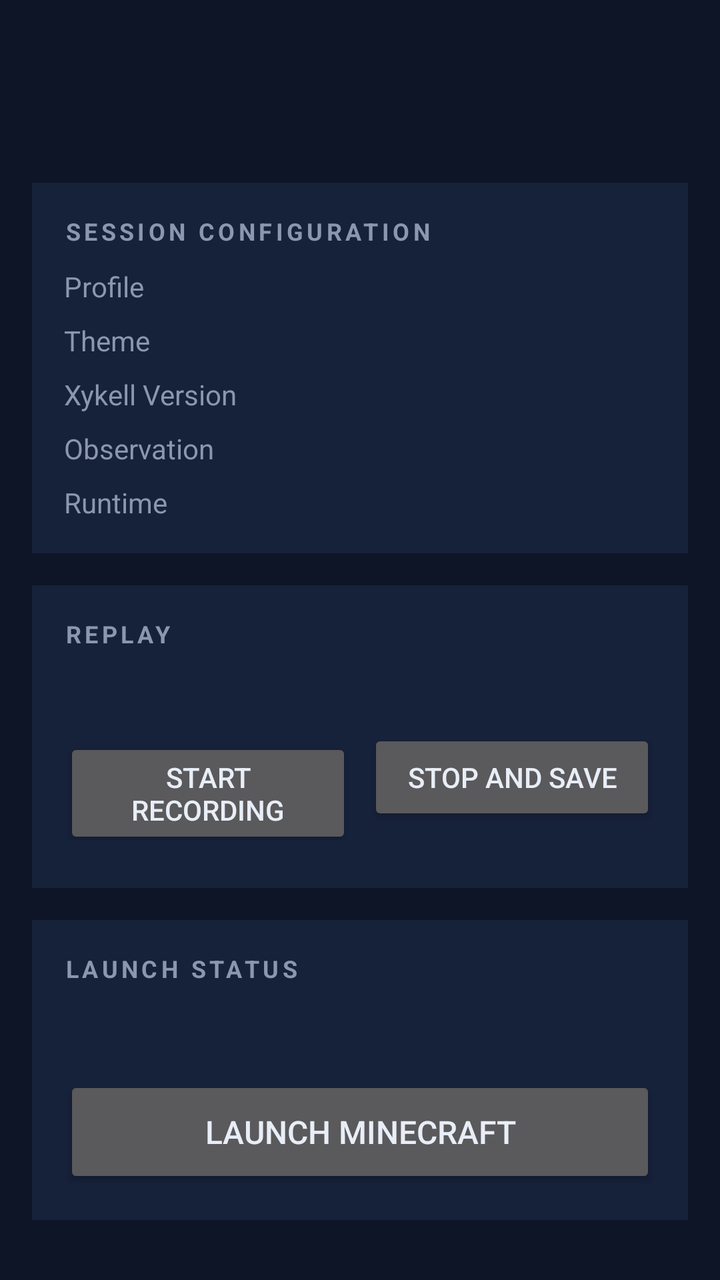
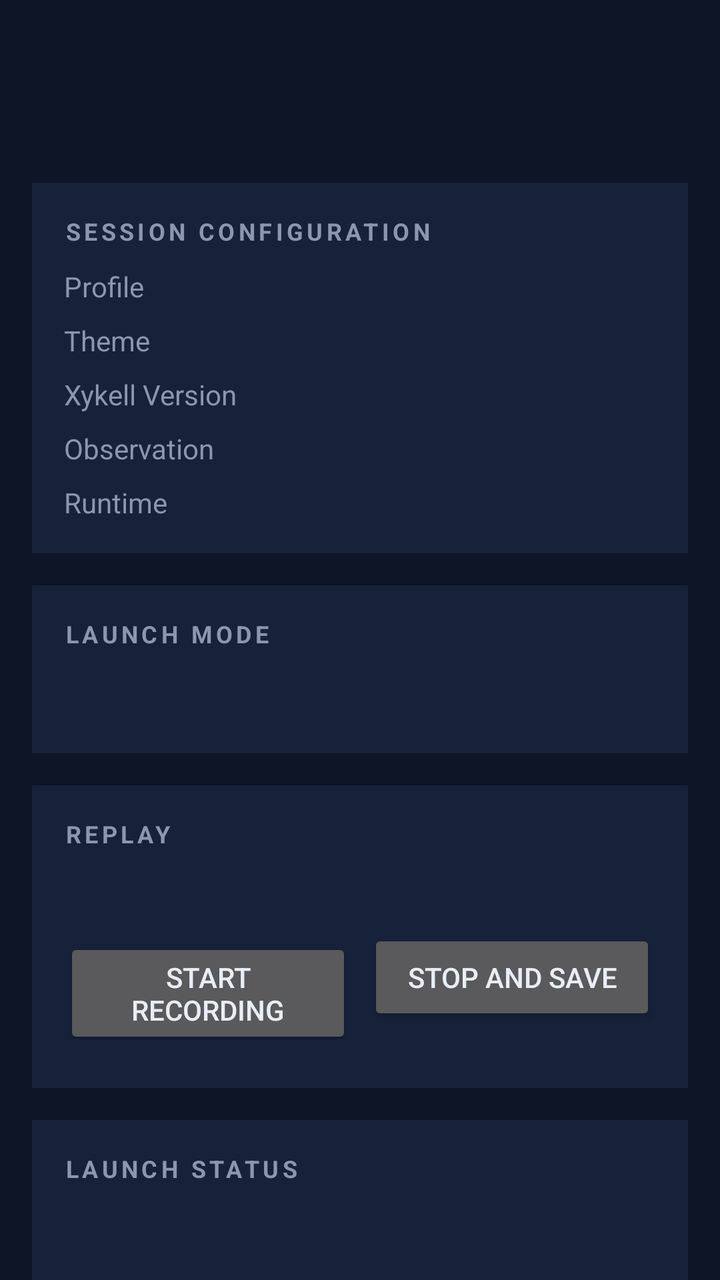

The first picture is an Android layout as it rendered before a commit; the second is the same layout after the commit. The layout source and the unified diff follow.
<!-- AndroidManifest.xml: application theme Theme.Xykell -->
<!-- res/layout/fragment_session.xml -->
<?xml version="1.0" encoding="utf-8"?>
<LinearLayout xmlns:android="http://schemas.android.com/apk/res/android"
    android:orientation="vertical"
    android:layout_width="match_parent"
    android:layout_height="wrap_content"
    android:paddingStart="16dp"
    android:paddingEnd="16dp"
    android:paddingTop="16dp">

    <TextView
        android:id="@+id/session_title"
        android:layout_width="wrap_content"
        android:layout_height="wrap_content"
        android:textSize="24sp"
        android:textStyle="bold"
        android:textColor="@color/xykell_accent" />

    <TextView
        android:id="@+id/session_body"
        android:layout_width="match_parent"
        android:layout_height="wrap_content"
        android:layout_marginTop="8dp"
        android:textSize="14sp"
        android:textColor="@color/xykell_muted" />

    <LinearLayout
        android:layout_width="match_parent"
        android:layout_height="wrap_content"
        android:layout_marginTop="16dp"
        android:orientation="vertical"
        android:background="@color/xykell_surface"
        android:padding="16dp">

        <TextView
            android:layout_width="wrap_content"
            android:layout_height="wrap_content"
            android:text="@string/ui_session_configuration"
            android:textSize="12sp"
            android:textStyle="bold"
            android:letterSpacing="0.15"
            android:textColor="@color/xykell_muted" />

        <LinearLayout
            android:layout_width="match_parent"
            android:layout_height="wrap_content"
            android:layout_marginTop="10dp"
            android:orientation="horizontal">

            <TextView
                android:layout_width="0dp"
                android:layout_weight="1"
                android:layout_height="wrap_content"
                android:text="@string/ui_profile"
                android:textSize="14sp"
                android:textColor="@color/xykell_muted" />

            <TextView
                android:id="@+id/session_profile"
                android:layout_width="wrap_content"
                android:layout_height="wrap_content"
                android:textSize="14sp"
                android:textStyle="bold"
                android:textColor="@color/xykell_text" />
        </LinearLayout>

        <LinearLayout
            android:layout_width="match_parent"
            android:layout_height="wrap_content"
            android:layout_marginTop="8dp"
            android:orientation="horizontal">

            <TextView
                android:layout_width="0dp"
                android:layout_weight="1"
                android:layout_height="wrap_content"
                android:text="@string/ui_theme"
                android:textSize="14sp"
                android:textColor="@color/xykell_muted" />

            <TextView
                android:id="@+id/session_theme"
                android:layout_width="wrap_content"
                android:layout_height="wrap_content"
                android:textSize="14sp"
                android:textStyle="bold"
                android:textColor="@color/xykell_text" />
        </LinearLayout>

        <LinearLayout
            android:layout_width="match_parent"
            android:layout_height="wrap_content"
            android:layout_marginTop="8dp"
            android:orientation="horizontal">

            <TextView
                android:layout_width="0dp"
                android:layout_weight="1"
                android:layout_height="wrap_content"
                android:text="@string/ui_xykell_version"
                android:textSize="14sp"
                android:textColor="@color/xykell_muted" />

            <TextView
                android:id="@+id/session_version"
                android:layout_width="wrap_content"
                android:layout_height="wrap_content"
                android:textSize="14sp"
                android:textStyle="bold"
                android:textColor="@color/xykell_text" />
        </LinearLayout>

        <LinearLayout
            android:layout_width="match_parent"
            android:layout_height="wrap_content"
            android:layout_marginTop="8dp"
            android:orientation="horizontal">

            <TextView
                android:layout_width="0dp"
                android:layout_weight="1"
                android:layout_height="wrap_content"
                android:text="@string/ui_observation"
                android:textSize="14sp"
                android:textColor="@color/xykell_muted" />

            <TextView
                android:id="@+id/session_observation"
                android:layout_width="wrap_content"
                android:layout_height="wrap_content"
                android:textSize="14sp"
                android:textStyle="bold"
                android:textColor="@color/xykell_text" />
        </LinearLayout>

        <LinearLayout
            android:layout_width="match_parent"
            android:layout_height="wrap_content"
            android:layout_marginTop="8dp"
            android:orientation="horizontal">

            <TextView
                android:layout_width="0dp"
                android:layout_weight="1"
                android:layout_height="wrap_content"
                android:text="@string/ui_runtime"
                android:textSize="14sp"
                android:textColor="@color/xykell_muted" />

            <TextView
                android:id="@+id/session_runtime"
                android:layout_width="wrap_content"
                android:layout_height="wrap_content"
                android:textSize="14sp"
                android:textStyle="bold"
                android:textColor="@color/xykell_text" />
        </LinearLayout>
    </LinearLayout>

    <LinearLayout
        android:layout_width="match_parent"
        android:layout_height="wrap_content"
        android:layout_marginTop="16dp"
        android:orientation="vertical"
        android:background="@color/xykell_surface"
        android:padding="16dp">

        <TextView
            android:layout_width="wrap_content"
            android:layout_height="wrap_content"
            android:text="@string/ui_replay"
            android:textSize="12sp"
            android:textStyle="bold"
            android:letterSpacing="0.15"
            android:textColor="@color/xykell_muted" />

        <TextView
            android:id="@+id/session_replay_info"
            android:layout_width="match_parent"
            android:layout_height="wrap_content"
            android:layout_marginTop="10dp"
            android:textSize="13sp"
            android:textColor="@color/xykell_text" />

        <LinearLayout
            android:layout_width="match_parent"
            android:layout_height="wrap_content"
            android:layout_marginTop="12dp"
            android:orientation="horizontal">

            <Button
                android:id="@+id/session_replay_start"
                android:layout_width="0dp"
                android:layout_weight="1"
                android:layout_height="wrap_content"
                android:minHeight="48dp"
                android:text="@string/session_replay_start" />

            <Button
                android:id="@+id/session_replay_stop"
                android:layout_width="0dp"
                android:layout_weight="1"
                android:layout_height="wrap_content"
                android:layout_marginStart="8dp"
                android:minHeight="48dp"
                android:text="@string/session_replay_stop" />
        </LinearLayout>

        <LinearLayout
            android:id="@+id/session_replay_list"
            android:layout_width="match_parent"
            android:layout_height="wrap_content"
            android:layout_marginTop="8dp"
            android:orientation="vertical" />
    </LinearLayout>

    <LinearLayout
        android:layout_width="match_parent"
        android:layout_height="wrap_content"
        android:layout_marginTop="16dp"
        android:orientation="vertical"
        android:background="@color/xykell_surface"
        android:padding="16dp">

        <TextView
            android:layout_width="wrap_content"
            android:layout_height="wrap_content"
            android:text="@string/ui_launch_status"
            android:textSize="12sp"
            android:textStyle="bold"
            android:letterSpacing="0.15"
            android:textColor="@color/xykell_muted" />

        <TextView
            android:id="@+id/session_status"
            android:layout_width="match_parent"
            android:layout_height="wrap_content"
            android:layout_marginTop="12dp"
            android:textSize="13sp"
            android:textColor="@color/xykell_text" />

        <Button
            android:id="@+id/session_launch"
            android:layout_width="match_parent"
            android:layout_height="56dp"
            android:layout_marginTop="16dp"
            android:text="@string/session_launch"
            android:textSize="16sp"
            android:minHeight="56dp" />
    </LinearLayout>
</LinearLayout>
<!-- resources referenced by this layout -->
<resources>
  <color name="xykell_accent">#4FD8C7</color>
  <color name="xykell_muted">#8A97AD</color>
  <color name="xykell_surface">#16213A</color>
  <color name="xykell_text">#E8EEF7</color>
  <string name="session_launch">LAUNCH MINECRAFT</string>
  <string name="session_replay_start">Start recording</string>
  <string name="session_replay_stop">Stop and save</string>
  <string name="ui_launch_status">LAUNCH STATUS</string>
  <string name="ui_observation">Observation</string>
  <string name="ui_profile">Profile</string>
  <string name="ui_replay">REPLAY</string>
  <string name="ui_runtime">Runtime</string>
  <string name="ui_session_configuration">SESSION CONFIGURATION</string>
  <string name="ui_theme">Theme</string>
  <string name="ui_xykell_version">Xykell Version</string>
  <style name="Theme.Xykell" parent="Theme.AppCompat.NoActionBar">
          <item name="android:windowBackground">@color/xykell_bg</item>
          <item name="android:textColor">@color/xykell_text</item>
          <item name="colorAccent">@color/xykell_accent</item>
      </style>
  <color name="xykell_bg">#0D1526</color>
</resources>

<!-- the commit's change to res/layout/fragment_session.xml (unified diff, before → after) -->
@@ -167,6 +167,39 @@
         <TextView
             android:layout_width="wrap_content"
             android:layout_height="wrap_content"
+            android:text="@string/ui_launch_mode"
+            android:textSize="12sp"
+            android:textStyle="bold"
+            android:letterSpacing="0.15"
+            android:textColor="@color/xykell_muted" />
+
+        <TextView
+            android:id="@+id/session_onboarding"
+            android:layout_width="match_parent"
+            android:layout_height="wrap_content"
+            android:layout_marginTop="10dp"
+            android:textSize="13sp"
+            android:textColor="@color/xykell_text" />
+
+        <LinearLayout
+            android:id="@+id/session_launch_modes"
+            android:layout_width="match_parent"
+            android:layout_height="wrap_content"
+            android:layout_marginTop="8dp"
+            android:orientation="horizontal" />
+    </LinearLayout>
+
+    <LinearLayout
+        android:layout_width="match_parent"
+        android:layout_height="wrap_content"
+        android:layout_marginTop="16dp"
+        android:orientation="vertical"
+        android:background="@color/xykell_surface"
+        android:padding="16dp">
+
+        <TextView
+            android:layout_width="wrap_content"
+            android:layout_height="wrap_content"
             android:text="@string/ui_replay"
             android:textSize="12sp"
             android:textStyle="bold"
<!-- resource entries referenced after the edit -->
@@ -7,6 +7,7 @@
   <string name="session_launch">LAUNCH MINECRAFT</string>
   <string name="session_replay_start">Start recording</string>
   <string name="session_replay_stop">Stop and save</string>
+  <string name="ui_launch_mode">LAUNCH MODE</string>
   <string name="ui_launch_status">LAUNCH STATUS</string>
   <string name="ui_observation">Observation</string>
   <string name="ui_profile">Profile</string>
